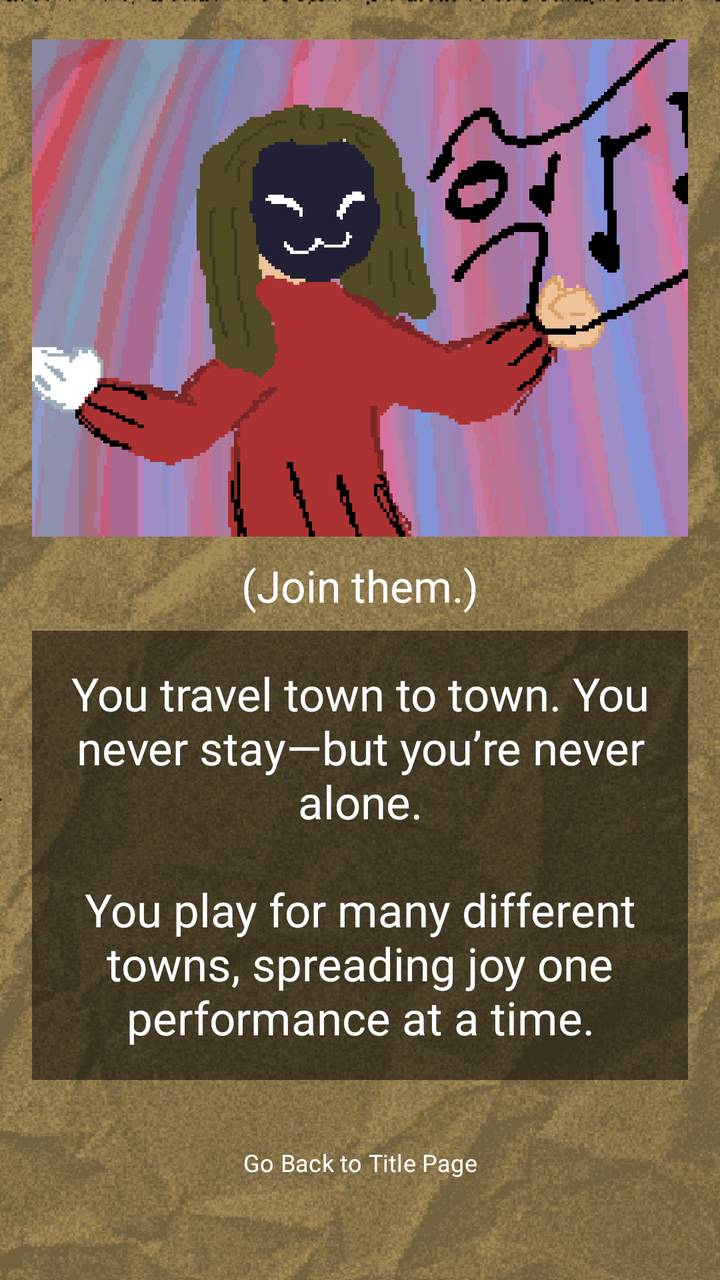
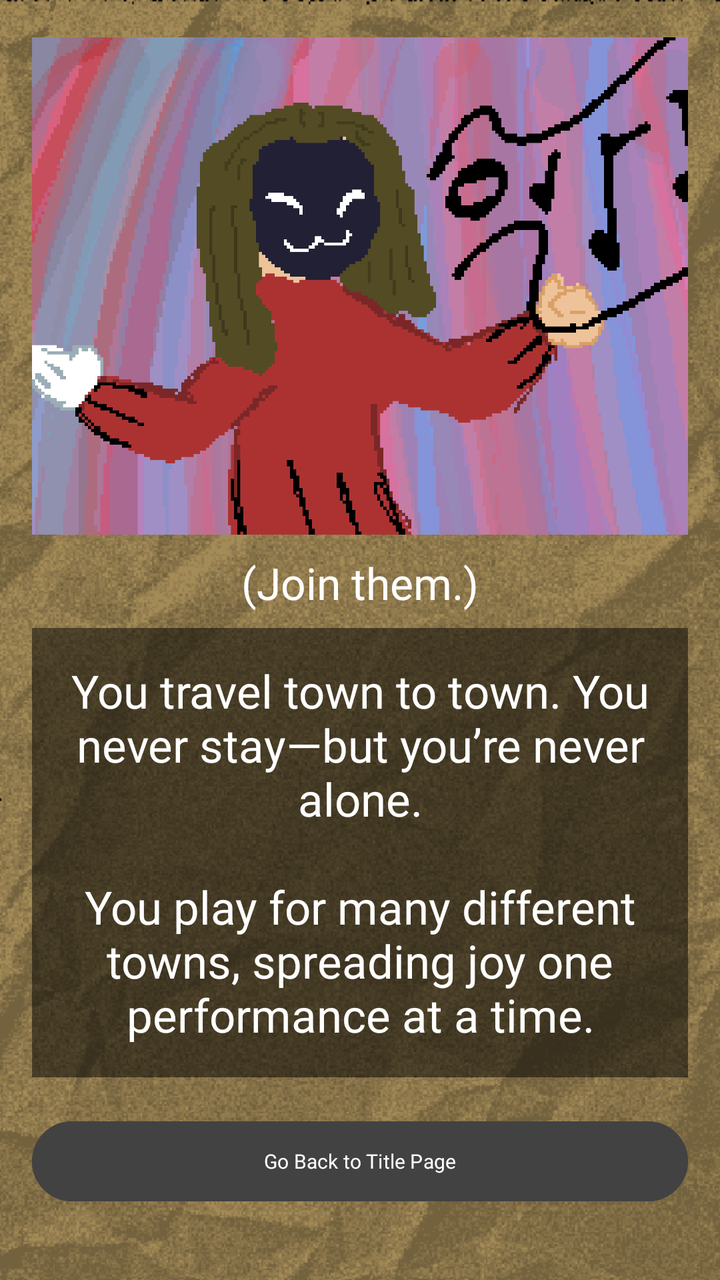

Screens rendered from an Android XML layout before and after an edit, with the pre-edit source and the edit as a unified diff.
<!-- AndroidManifest.xml: application theme Theme.ChoiceQuest -->
<!-- res/layout/activity_page2_2_2_2_1.xml -->
<?xml version="1.0" encoding="utf-8"?>
<LinearLayout xmlns:android="http://schemas.android.com/apk/res/android"
    xmlns:app="http://schemas.android.com/apk/res-auto"
    xmlns:tools="http://schemas.android.com/tools"
    android:layout_width="match_parent"
    android:layout_height="match_parent"
    android:id="@+id/page2_2_2_2_1"
    android:background="@drawable/papertexture_"
    android:backgroundTint="#f8e7c2"
    android:backgroundTintMode="multiply"
    android:gravity="center"
    android:orientation="vertical"
    android:padding="16dp"
    tools:context=".Page2_2_2_2_1">

    <View
        android:layout_width="match_parent"
        android:layout_height="0dp"
        android:layout_weight="1"/>

    <ImageView
        android:id="@+id/imageView"
        android:layout_width="412dp"
        android:layout_height="250dp"
        android:src="@drawable/page_2_2_2_2_1"/>

    <View
        android:layout_width="match_parent"
        android:layout_height="1dp"
        android:layout_weight="0.1"/>
    <TextView
        android:layout_width="match_parent"
        android:layout_height="45dp"
        android:gravity="center"
        android:fontFamily="@font/pixelspace"
        android:textSize="22sp"
        android:text="(Join them.)"
        android:textColor="@color/white"/>

    <TextView
        android:layout_width="match_parent"
        android:layout_height="wrap_content"
        android:id="@+id/tv_page2_2_2_2_1"
        android:layout_marginBottom="16dp"
        android:background="#80000000"
        android:fontFamily="@font/pixelgame_font"
        android:gravity="center"
        android:padding="16dp"
        android:text="You travel town to town. You never stay—but you’re never alone.\n\nYou play for many different towns, spreading joy one performance at a time."
        android:textColor="@color/white"
        android:textSize="23sp" />

    <View
        android:layout_width="match_parent"
        android:layout_height="1dp"
        android:layout_weight="0.5"/>

    <Button
        android:id="@+id/btnLeaveTell"
        android:layout_width="410dp"
        android:layout_height="45dp"
        android:layout_marginBottom="16dp"
        android:background="@android:color/transparent"
        android:fontFamily="@font/quest_font"
        android:text="Go Back to Title Page"
        android:textSize="12sp"
        android:onClick="title21"/>

    <View
        android:layout_width="match_parent"
        android:layout_height="1dp"
        android:layout_weight="1"/>

</LinearLayout>
<!-- resources referenced by this layout -->
<resources>
  <color name="white">#FFFFFF</color>
  <!-- drawable page_2_2_2_2_1: png bitmap (drawable, 43669 bytes) -->
  <!-- drawable papertexture_: png bitmap (drawable, 156948 bytes) -->
  <style name="Theme.ChoiceQuest" parent="Base.Theme.ChoiceQuest" />
  <style name="Base.Theme.ChoiceQuest" parent="Theme.Material3.DayNight.NoActionBar">
          
          
      </style>
</resources>

<!-- the commit's change to res/layout/activity_page2_2_2_2_1.xml (unified diff, before → after) -->
@@ -57,13 +57,14 @@
 
     <Button
         android:id="@+id/btnLeaveTell"
-        android:layout_width="410dp"
-        android:layout_height="45dp"
+        android:layout_width="match_parent"
+        android:layout_height="wrap_content"
         android:layout_marginBottom="16dp"
-        android:background="@android:color/transparent"
+        android:textSize="10sp"
+        android:textColor="@color/white"
+        android:backgroundTint="@color/cardview_dark_background"
         android:fontFamily="@font/quest_font"
         android:text="Go Back to Title Page"
-        android:textSize="12sp"
         android:onClick="title21"/>
 
     <View
